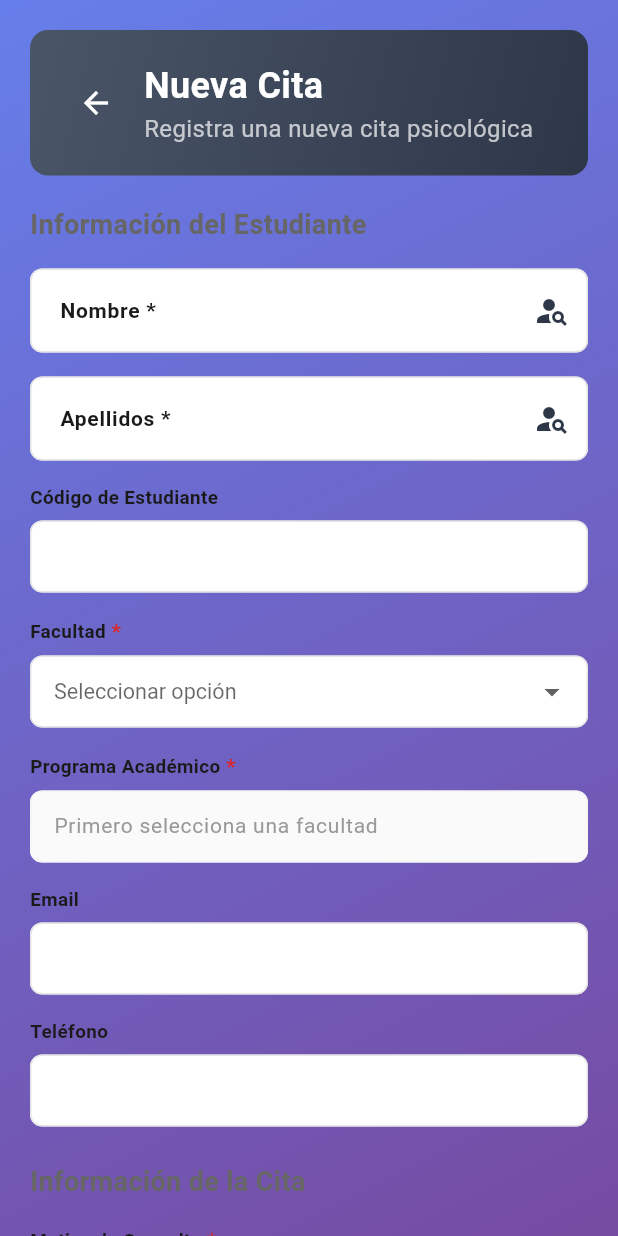
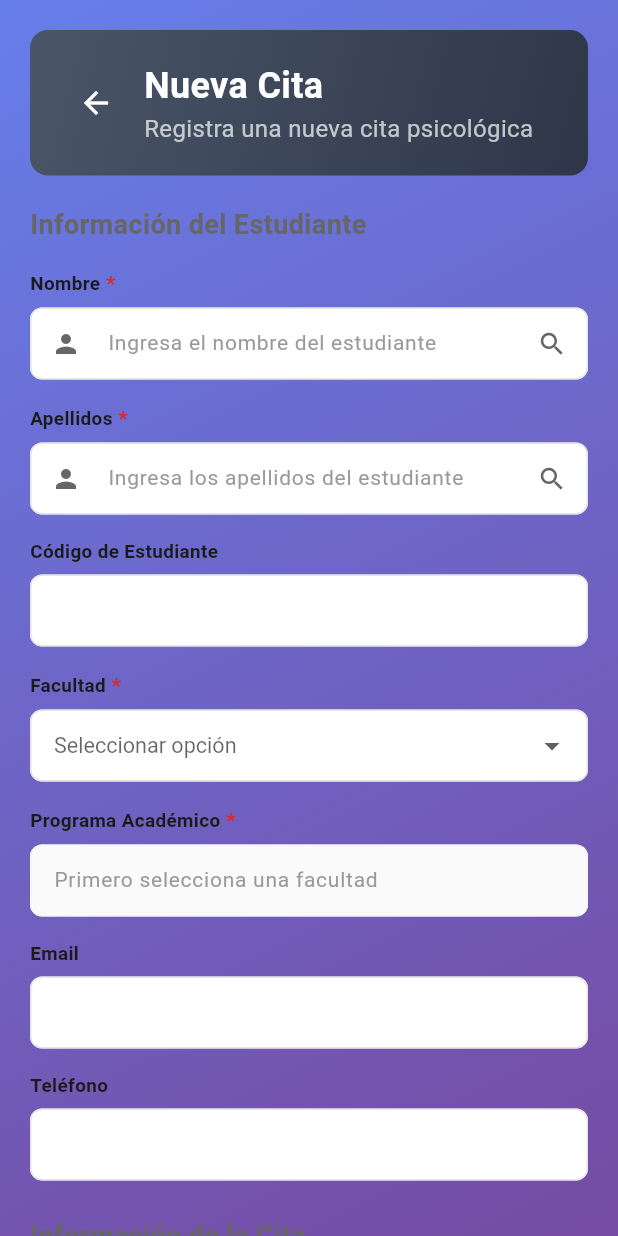
Before and after one commit to 51Jos/psicologia, a Flutter app: the FormularioCitaVista screen opened by its route, on a phone screen of 412 x 824 dp. Run offline on Flutter 3.47's test engine with Material 3 defaults, Android fonts, the phone set to English and light mode, and no system bars; our stand-ins replace cloud_firestore, firebase_auth, firebase_core, firebase_storage; accounts and stored records are empty.

Commit message:
Fix: Eliminación temporal de restricción de domingos en calendario
- Removido selectableDayPredicate que bloqueaba el calendario
- Calendario ahora abre correctamente sin restricciones
- Se implementará validación de domingos de otra forma
- Cambios en módulo admin y estudiante

🤖 Generated with [Claude Code](https://claude.com/claude-code)

Co-Authored-By: Claude <noreply@anthropic.com>

```diff
--- a/lib/features/citas/componentes/agregar/formulario_cita_componente.dart
+++ b/lib/features/citas/componentes/agregar/formulario_cita_componente.dart
@@ -490,10 +490,6 @@ class _FormularioCitaComponenteState extends State<FormularioCitaComponente> {
               valorInicial: _fechaSeleccionada,
               fechaMinima: DateTime.now(),
               fechaMaxima: DateTime.now().add(const Duration(days: 365)),
-              selectableDayPredicate: (DateTime date) {
-                // Excluir domingos (weekday 7 es domingo)
-                return date.weekday != DateTime.sunday;
-              },
               onChanged: (fecha) {
                 setState(() {
                   _fechaSeleccionada = fecha;
@@ -535,10 +531,6 @@ class _FormularioCitaComponenteState extends State<FormularioCitaComponente> {
                     valorInicial: _fechaSeleccionada,
                     fechaMinima: DateTime.now(),
                     fechaMaxima: DateTime.now().add(const Duration(days: 365)),
-                    selectableDayPredicate: (DateTime date) {
-                      // Excluir domingos (weekday 7 es domingo)
-                      return date.weekday != DateTime.sunday;
-                    },
                     onChanged: (fecha) {
                       setState(() {
                         _fechaSeleccionada = fecha;
@@ -865,127 +857,112 @@ class _FormularioCitaComponenteState extends State<FormularioCitaComponente> {
   }
 
   Widget _buildAutocompleteNombre() {
-    return Autocomplete<Map<String, String>>(
-      optionsBuilder: (TextEditingValue textEditingValue) {
-        if (textEditingValue.text.isEmpty) {
-          return const Iterable<Map<String, String>>.empty();
-        }
-        return _estudiantesRegistrados.where((estudiante) {
-          final nombreCompleto = estudiante['nombreCompleto']!.toLowerCase();
-          final busqueda = textEditingValue.text.toLowerCase();
-          return nombreCompleto.contains(busqueda);
-        });
-      },
-      displayStringForOption: (Map<String, String> option) => option['nombre']!,
-      onSelected: (Map<String, String> estudiante) {
-        _actualizarDatosEstudiante(estudiante);
-      },
-      fieldViewBuilder: (context, controller, focusNode, onFieldSubmitted) {
-        // Inicializar con el valor del estudiante si existe
-        if (_estudianteNombreController.text.isNotEmpty && controller.text.isEmpty) {
-          controller.text = _estudianteNombreController.text;
-        }
-
-        return TextFormField(
-          controller: controller,
-          focusNode: focusNode,
-          onChanged: (value) {
-            _estudianteNombreController.text = value;
-          },
-          decoration: InputDecoration(
-            labelText: 'Nombre *',
-            hintText: 'Escribe para buscar estudiante...',
-            labelStyle: const TextStyle(
-              fontSize: 14,
-              fontWeight: FontWeight.w600,
-              color: ColoresApp.textoNegro,
-            ),
-            filled: true,
-            fillColor: focusNode.hasFocus ? Colors.white : ColoresApp.fondoBlanco,
-            contentPadding: const EdgeInsets.symmetric(horizontal: 16, vertical: 16),
-            suffixIcon: const Icon(Icons.person_search, color: ColoresApp.primario),
-            border: OutlineInputBorder(
-              borderRadius: BorderRadius.circular(8),
-              borderSide: const BorderSide(color: ColoresApp.borde),
-            ),
-            enabledBorder: OutlineInputBorder(
-              borderRadius: BorderRadius.circular(8),
-              borderSide: const BorderSide(color: ColoresApp.borde, width: 1),
-            ),
-            focusedBorder: OutlineInputBorder(
-              borderRadius: BorderRadius.circular(8),
-              borderSide: const BorderSide(color: ColoresApp.primario, width: 2),
-            ),
-          ),
-          validator: (value) {
+    return CampoTexto(
+      controlador: _estudianteNombreController,
+      etiqueta: 'Nombre',
+      requerido: true,
+      placeholder: 'Ingresa el nombre del estudiante',
+      iconoPrefijo: Icons.person,
+      iconoSufijo: Icons.search,
+      onIconoSufijoTap: () => _mostrarBuscadorEstudiantes(),
+      validador: (value) {
         if (value == null || value.trim().isEmpty) {
           return 'El nombre es requerido';
         }
         return null;
       },
     );
+  }
+
+  Widget _buildAutocompleteApellidos() {
+    return CampoTexto(
+      controlador: _estudianteApellidosController,
+      etiqueta: 'Apellidos',
+      requerido: true,
+      placeholder: 'Ingresa los apellidos del estudiante',
+      iconoPrefijo: Icons.person,
+      iconoSufijo: Icons.search,
+      onIconoSufijoTap: () => _mostrarBuscadorEstudiantes(),
+      validador: (value) {
+        if (value == null || value.trim().isEmpty) {
+          return 'Los apellidos son requeridos';
+        }
+        return null;
       },
     );
   }
 
-  Widget _buildAutocompleteApellidos() {
-    return Autocomplete<Map<String, String>>(
-      optionsBuilder: (TextEditingValue textEditingValue) {
-        if (textEditingValue.text.isEmpty) {
-          return const Iterable<Map<String, String>>.empty();
-        }
-        return _estudiantesRegistrados.where((estudiante) {
+  void _mostrarBuscadorEstudiantes() {
+    showDialog(
+      context: context,
+      builder: (BuildContext context) {
+        String busqueda = '';
+        return StatefulBuilder(
+          builder: (context, setState) {
+            final estudiantesFiltrados = busqueda.isEmpty
+                ? _estudiantesRegistrados
+                : _estudiantesRegistrados.where((estudiante) {
                     final nombreCompleto = estudiante['nombreCompleto']!.toLowerCase();
-          final busqueda = textEditingValue.text.toLowerCase();
-          return nombreCompleto.contains(busqueda);
+                    return nombreCompleto.contains(busqueda.toLowerCase());
+                  }).toList();
+
+            return AlertDialog(
+              title: const Text('Buscar Estudiante'),
+              content: SizedBox(
+                width: 400,
+                height: 500,
+                child: Column(
+                  children: [
+                    TextField(
+                      autofocus: true,
+                      decoration: const InputDecoration(
+                        labelText: 'Buscar',
+                        hintText: 'Escribe nombre o apellidos...',
+                        prefixIcon: Icon(Icons.search),
+                        border: OutlineInputBorder(),
+                      ),
+                      onChanged: (value) {
+                        setState(() {
+                          busqueda = value;
                         });
                       },
-      displayStringForOption: (Map<String, String> option) => option['apellidos']!,
-      onSelected: (Map<String, String> estudiante) {
+                    ),
+                    const SizedBox(height: 16),
+                    Expanded(
+                      child: estudiantesFiltrados.isEmpty
+                          ? const Center(
+                              child: Text('No se encontraron estudiantes'),
+                            )
+                          : ListView.builder(
+                              itemCount: estudiantesFiltrados.length,
+                              itemBuilder: (context, index) {
+                                final estudiante = estudiantesFiltrados[index];
+                                return ListTile(
+                                  leading: const CircleAvatar(
+                                    child: Icon(Icons.person),
+                                  ),
+                                  title: Text(estudiante['nombreCompleto']!),
+                                  subtitle: Text(estudiante['codigo'] ?? ''),
+                                  onTap: () {
+                                    this.setState(() {
                                       _actualizarDatosEstudiante(estudiante);
+                                    });
+                                    Navigator.of(context).pop();
                                   },
-      fieldViewBuilder: (context, controller, focusNode, onFieldSubmitted) {
-        // Inicializar con el valor del estudiante si existe
-        if (_estudianteApellidosController.text.isNotEmpty && controller.text.isEmpty) {
-          controller.text = _estudianteApellidosController.text;
-        }
-
-        return TextFormField(
-          controller: controller,
-          focusNode: focusNode,
-          onChanged: (value) {
-            _estudianteApellidosController.text = value;
+                                );
                               },
-          decoration: InputDecoration(
-            labelText: 'Apellidos *',
-            hintText: 'Escribe para buscar estudiante...',
-            labelStyle: const TextStyle(
-              fontSize: 14,
-              fontWeight: FontWeight.w600,
-              color: ColoresApp.textoNegro,
-            ),
-            filled: true,
-            fillColor: focusNode.hasFocus ? Colors.white : ColoresApp.fondoBlanco,
-            contentPadding: const EdgeInsets.symmetric(horizontal: 16, vertical: 16),
-            suffixIcon: const Icon(Icons.person_search, color: ColoresApp.primario),
-            border: OutlineInputBorder(
-              borderRadius: BorderRadius.circular(8),
-              borderSide: const BorderSide(color: ColoresApp.borde),
-            ),
-            enabledBorder: OutlineInputBorder(
-              borderRadius: BorderRadius.circular(8),
-              borderSide: const BorderSide(color: ColoresApp.borde, width: 1),
-            ),
-            focusedBorder: OutlineInputBorder(
-              borderRadius: BorderRadius.circular(8),
-              borderSide: const BorderSide(color: ColoresApp.primario, width: 2),
                             ),
                     ),
-          validator: (value) {
-            if (value == null || value.trim().isEmpty) {
-              return 'Los apellidos son requeridos';
-            }
-            return null;
+                  ],
+                ),
+              ),
+              actions: [
+                TextButton(
+                  onPressed: () => Navigator.of(context).pop(),
+                  child: const Text('Cancelar'),
+                ),
+              ],
+            );
           },
         );
       },
--- a/lib/features/reservas_estudiante/componentes/selector_fecha_hora.dart
+++ b/lib/features/reservas_estudiante/componentes/selector_fecha_hora.dart
@@ -31,9 +31,6 @@ class SelectorFechaHora extends StatelessWidget {
       initialDate: fechaSeleccionada ?? DateTime.now().add(const Duration(days: 1)),
       firstDate: DateTime.now(),
       lastDate: DateTime.now().add(const Duration(days: 90)),
-      selectableDayPredicate: (DateTime date) {
-        return date.weekday != DateTime.sunday;
-      },
       locale: const Locale('es', 'ES'),
       builder: (context, child) {
         return Theme(
```
Lines whose indentation alone changed are shown as unchanged.
